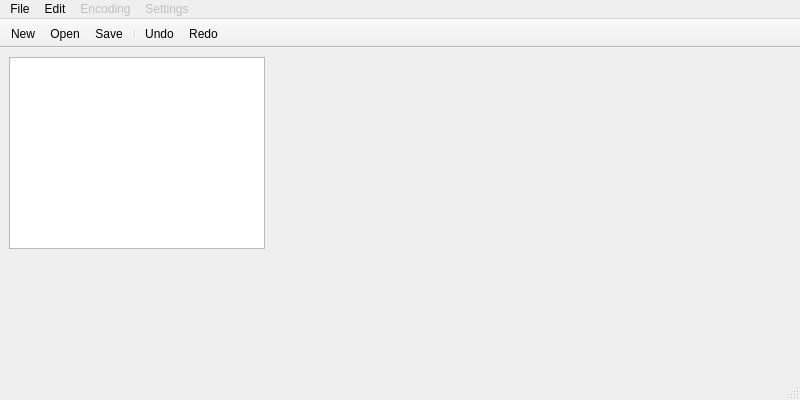
Before: the Qt Designer form mainwindow.ui in rorReddington/rorEditor, drawn with Qt 5.
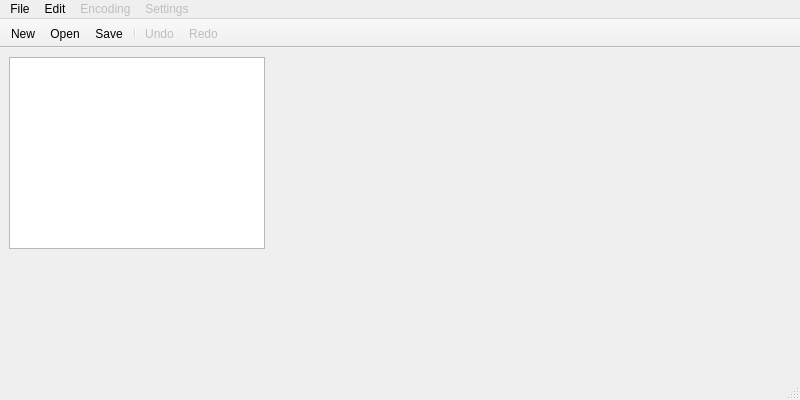
After: the same form once the commit is applied.

```diff
--- a/mainwindow.ui
+++ b/mainwindow.ui
@@ -153,6 +153,9 @@
    </property>
   </action>
   <action name="actionUndo">
+   <property name="enabled">
+    <bool>false</bool>
+   </property>
    <property name="text">
     <string>Undo</string>
    </property>
@@ -161,6 +164,9 @@
    </property>
   </action>
   <action name="actionRedo">
+   <property name="enabled">
+    <bool>false</bool>
+   </property>
    <property name="text">
     <string>Redo</string>
    </property>
```
Left out of the diff: 3 changed lines with no effect on the pictures.
